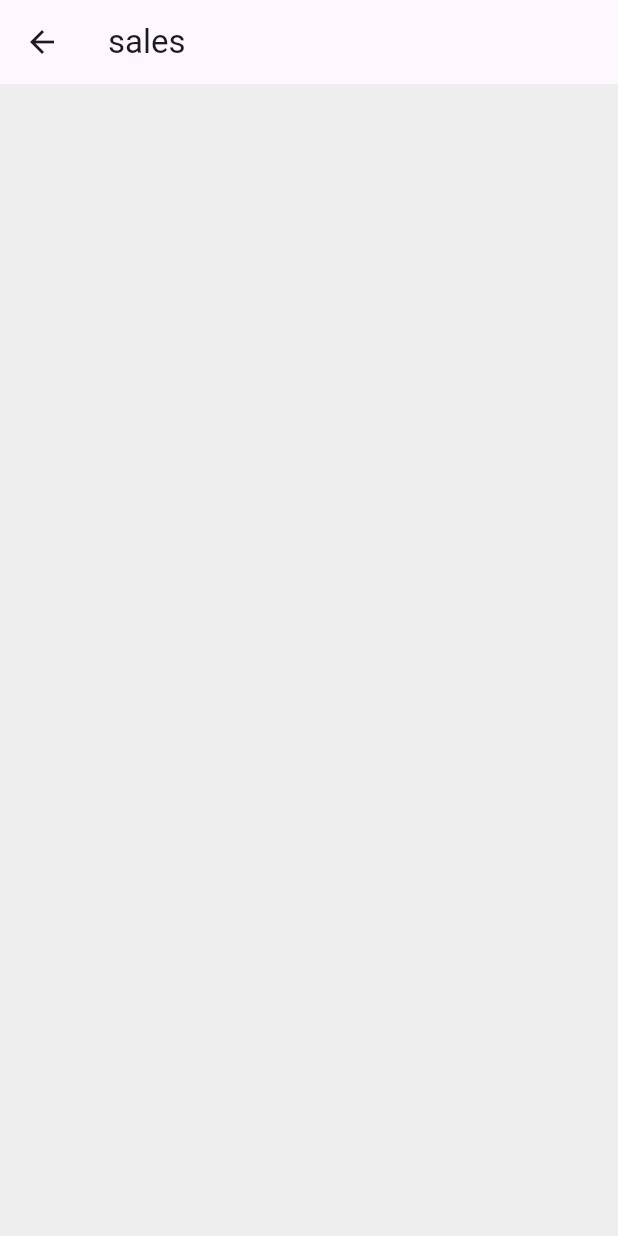
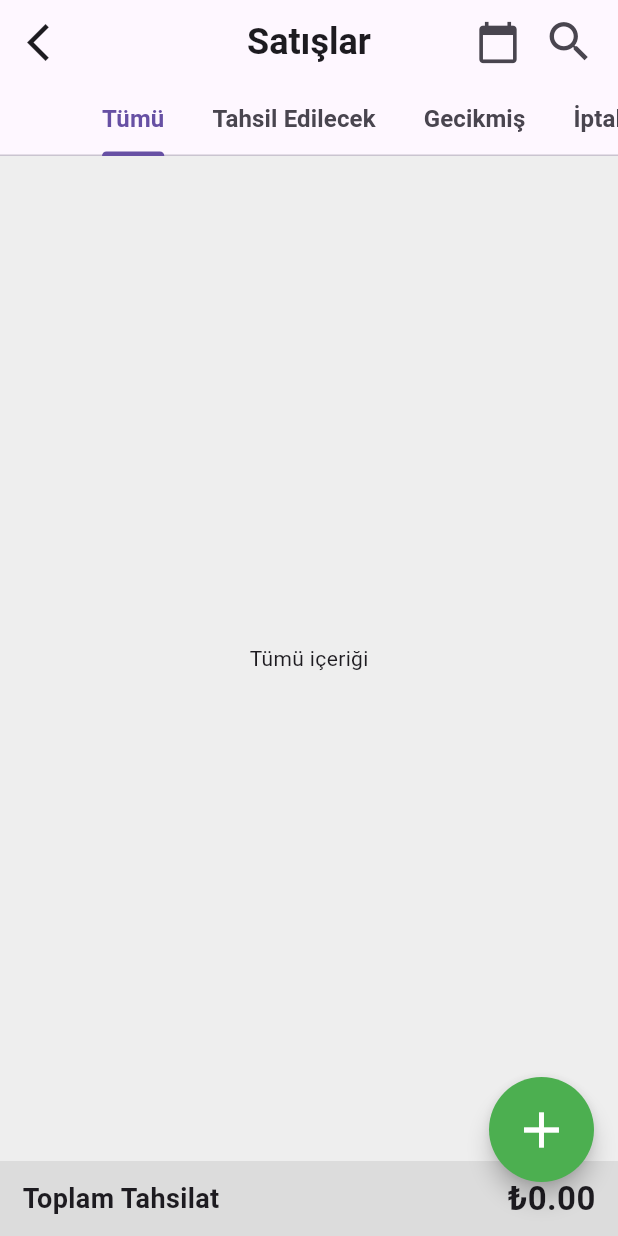
Before and after one commit to suleymanharbelioglu/accounting-app, a Flutter app: the screen it shows after launch, after a tap on the "menu" icon, after a tap on "Satışlar", on a phone screen of 412 x 824 dp. Run offline on Flutter 3.47's test engine with Material 3 defaults, Android fonts, the phone set to English and light mode, and no system bars; our stand-ins replace fl_chart, flutter_bloc, get_it.

Commit message:
sales general design

```diff
--- /dev/null
+++ b/lib/common/widgets/button/floating_act_button.dart
@@ -0,0 +1,33 @@
+import 'package:flutter/material.dart';
+
+class FloatingActButton extends StatelessWidget {
+  const FloatingActButton({
+    super.key,
+    required this.size,
+    required this.onPressed,
+    this.topPadding = 0,
+    this.bottomPadding = 0,
+  });
+  final double size;
+  final Function onPressed;
+  final double topPadding;
+  final double bottomPadding;
+  @override
+  Widget build(BuildContext context) {
+    return Padding(
+      padding: EdgeInsets.only(top: topPadding, bottom: bottomPadding),
+      child: SizedBox(
+        height: size,
+        width: size,
+        child: FloatingActionButton(
+          shape: CircleBorder(),
+          onPressed: () {
+            onPressed();
+          },
+          backgroundColor: Colors.green,
+          child: const Icon(Icons.add, color: Colors.white, size: 40),
+        ),
+      ),
+    );
+  }
+}
--- a/lib/core/configs/theme/app_colors.dart
+++ b/lib/core/configs/theme/app_colors.dart
@@ -4,4 +4,5 @@ class AppColors {
   static const primary = Colors.green;
   static const background = Color(0xFFEEEEEE);
   static const secondBackground = Colors.white;
+  static const thirdBackground = Color(0xFFDCDCDC);
 }
--- a/lib/presentation/home/pages/home.dart
+++ b/lib/presentation/home/pages/home.dart
@@ -1,3 +1,4 @@
+import 'package:accounting_app/common/widgets/button/floating_act_button.dart';
 import 'package:accounting_app/core/configs/theme/app_colors.dart';
 import 'package:accounting_app/presentation/home/pages/current_state.dart';
 import 'package:accounting_app/presentation/home/pages/menu.dart';
@@ -25,7 +26,11 @@ class _HomePageState extends State<HomePage> {
   Widget build(BuildContext context) {
     return Scaffold(
       body: _pages[_selectedIndex],
-      floatingActionButton: floatingActButton(),
+      floatingActionButton: FloatingActButton(
+        size: 80,
+        onPressed: fastTransactionBottomSheet,
+        topPadding: 40,
+      ),
       floatingActionButtonLocation: FloatingActionButtonLocation.centerDocked,
       bottomNavigationBar: bottomNavBar(),
     );
@@ -63,24 +68,6 @@ class _HomePageState extends State<HomePage> {
               ),
             ],
           ),
-        ),
-      ),
-    );
-  }
-
-  Padding floatingActButton() {
-    return Padding(
-      padding: const EdgeInsets.only(top: 40),
-      child: SizedBox(
-        height: 80,
-        width: 80,
-        child: FloatingActionButton(
-          shape: CircleBorder(),
-          onPressed: () {
-            fastTransactionBottomSheet();
-          },
-          backgroundColor: Colors.green,
-          child: const Icon(Icons.add, color: Colors.white, size: 40),
         ),
       ),
     );
@@ -130,9 +117,7 @@ class _HomePageState extends State<HomePage> {
               // İçerik buraya
               Padding(
                 padding: const EdgeInsets.symmetric(horizontal: 16),
-                      child: Text(
-                        "Buraya hızlı işlem içerikleri eklenebilir.",
-                      ),
+                child: Text("Buraya hızlı işlem içerikleri eklenebilir."),
               ),
             ],
           ),
--- a/lib/presentation/sales/pages/sales.dart
+++ b/lib/presentation/sales/pages/sales.dart
@@ -1,10 +1,101 @@
+import 'package:accounting_app/common/widgets/button/floating_act_button.dart';
+import 'package:accounting_app/presentation/sales/widgets/all.dart';
+import 'package:accounting_app/presentation/sales/widgets/canceled.dart';
+import 'package:accounting_app/presentation/sales/widgets/collectible.dart';
+import 'package:accounting_app/presentation/sales/widgets/overdue.dart';
 import 'package:flutter/material.dart';
 
-class SalesPage extends StatelessWidget {
+class SalesPage extends StatefulWidget {
   const SalesPage({super.key});
 
   @override
+  State<SalesPage> createState() => _SalesPageState();
+}
+
+class _SalesPageState extends State<SalesPage>
+    with SingleTickerProviderStateMixin {
+  late TabController _tabController;
+
+  @override
+  void initState() {
+    super.initState();
+    _tabController = TabController(length: 4, vsync: this);
+  }
+
+  @override
+  void dispose() {
+    _tabController.dispose();
+    super.dispose();
+  }
+
+  @override
   Widget build(BuildContext context) {
-    return Scaffold(appBar: AppBar(title: Text("sales")));
+    return Scaffold(
+      appBar: AppBar(
+        leading: IconButton(
+          onPressed: () {
+            Navigator.pop(context);
+          },
+          icon: Padding(
+            padding: const EdgeInsets.only(left: 10),
+            child: Icon(Icons.arrow_back_ios, size: 30),
+          ),
+        ),
+        title: Text(
+          "Satışlar",
+          style: TextStyle(fontSize: 24, fontWeight: FontWeight.w700),
+        ),
+        centerTitle: true,
+        actions: [
+          Icon(Icons.calendar_today, size: 30),
+          SizedBox(width: 15),
+          Icon(Icons.search, size: 35),
+          SizedBox(width: 15),
+        ],
+        bottom: tabbar(),
+      ),
+      body: TabBarView(
+        controller: _tabController,
+        children: const [All(), Collectible(), Overdue(), Canceled()],
+      ),
+      floatingActionButton: FloatingActButton(
+        size: 70,
+        onPressed: () {},
+        bottomPadding: 20,
+      ),
+    );
+  }
+
+  TabBar tabbar() {
+    return TabBar(
+      isScrollable: true,
+      controller: _tabController,
+      tabs: const [
+        Tab(
+          child: Text(
+            "Tümü",
+            style: TextStyle(fontSize: 16, fontWeight: FontWeight.bold),
+          ),
+        ),
+        Tab(
+          child: Text(
+            "Tahsil Edilecek",
+            style: TextStyle(fontSize: 16, fontWeight: FontWeight.bold),
+          ),
+        ),
+        Tab(
+          child: Text(
+            "Gecikmiş",
+            style: TextStyle(fontSize: 16, fontWeight: FontWeight.bold),
+          ),
+        ),
+        Tab(
+          child: Text(
+            "İptal Edilen",
+            style: TextStyle(fontSize: 16, fontWeight: FontWeight.bold),
+          ),
+        ),
+      ],
+    );
   }
 }
--- /dev/null
+++ b/lib/presentation/sales/widgets/all.dart
@@ -0,0 +1,38 @@
+import 'package:accounting_app/core/configs/theme/app_colors.dart';
+import 'package:flutter/material.dart';
+
+class All extends StatelessWidget {
+  const All({super.key});
+  @override
+  Widget build(BuildContext context) {
+    return Scaffold(
+      body: Center(child: Text("Tümü içeriği")),
+      bottomNavigationBar: Container(
+        padding: EdgeInsets.symmetric(horizontal: 15),
+        alignment: Alignment.center,
+        height: 50,
+        width: double.infinity,
+        color: AppColors.thirdBackground,
+        child: Row(
+          mainAxisAlignment: MainAxisAlignment.spaceBetween,
+          children: [
+            Text(
+              "Toplam Tahsilat",
+              style: TextStyle(
+                fontSize: 18, // Metin boyutunu büyüttük
+                fontWeight: FontWeight.w600, // Metni kalınlaştırdık
+              ),
+            ),
+            Text(
+              "₺" + "0.00",
+              style: TextStyle(
+                fontSize: 22, // Para birimi için daha da büyük yapabiliriz
+                fontWeight: FontWeight.w600, // Metni kalınlaştırdık
+              ),
+            ),
+          ],
+        ),
+      ),
+    );
+  }
+}
--- a/lib/presentation/splash/pages/splash.dart
+++ b/lib/presentation/splash/pages/splash.dart
@@ -23,7 +23,7 @@ class SplashPage extends StatelessWidget {
         }
       },
       child: Scaffold(
-        backgroundColor: AppColors.primary,
+        backgroundColor: AppColors.background,
         body: Center(
           child: SizedBox(
             height: 100,
```
Also changed, not shown: lib/presentation/sales/widgets/canceled.dart (added, +38 -0 lines), lib/presentation/sales/widgets/collectible.dart (added, +38 -0 lines), lib/presentation/sales/widgets/overdue.dart (added, +38 -0 lines). Lines whose indentation alone changed are shown as unchanged.
